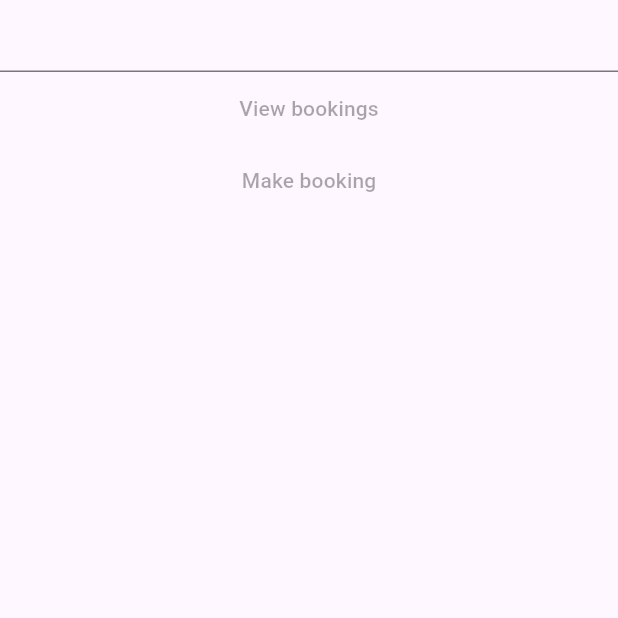
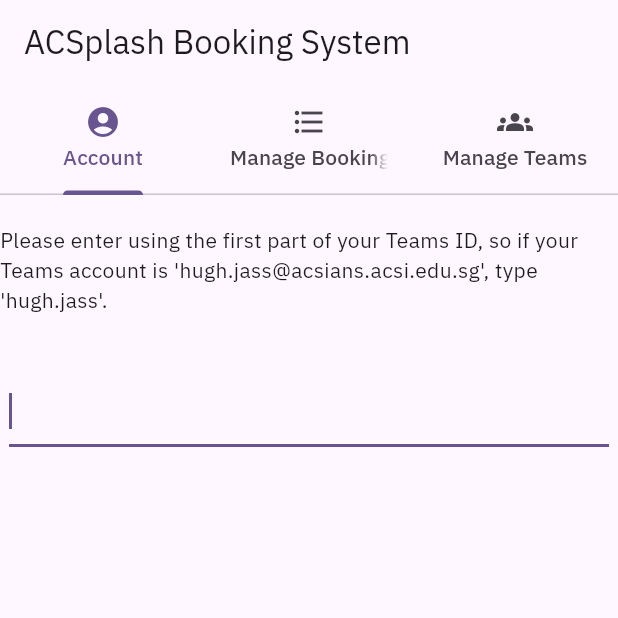
Before and after one commit to ObsidianXVI/Splash-Booking-System, a Flutter app: the screen it shows after launch, on a phone screen of 412 x 824 dp, the top half of it. Run offline on Flutter 3.47's test engine with Material 3 defaults, Android fonts, the light colour scheme and no system bars; our stand-ins replace cloud_firestore, firebase_core; accounts and stored records are empty.

Commit message:
fixed bug with booking details

```diff
--- a/lib/main.dart
+++ b/lib/main.dart
@@ -5,8 +5,9 @@
 import 'package:firebase_core/firebase_core.dart';
 import 'package:splash_booking/firebase_configs.dart';
 
-part './bookings.dart';
 part './make_booking.dart';
+part './manage_team.dart';
+part './db.dart';
 
 final db = FirebaseFirestore.instance
   ..useFirestoreEmulator(
@@ -14,6 +15,12 @@
     8080,
   );
 
+/**
+ * TODO:
+ * - Booking.delete feature for bookings
+ * - sign up in teams feature
+ * - UI
+ */
 late String userId;
 
 void main() async {
@@ -32,6 +39,7 @@
       theme: ThemeData(
         colorScheme: ColorScheme.fromSeed(seedColor: Colors.deepPurple),
         useMaterial3: true,
+        fontFamily: 'IBMPlexSans',
       ),
       home: const LoginPage(),
     );
@@ -46,39 +54,64 @@
 }
 
 class LoginPageState extends State<LoginPage> {
+  final TextEditingController controller = TextEditingController();
+  bool showBottomHint = false;
+
   bool enabled = false;
   @override
   Widget build(BuildContext context) {
-    return Material(
-      child: Column(
+    return DefaultTabController(
+      length: 3,
+      child: Scaffold(
+        appBar: AppBar(
+          title: const Text("ACSplash Booking System"),
+          bottom: const TabBar(tabs: [
+            Tab(
+              text: 'Account',
+              icon: Icon(Icons.account_circle),
+            ),
+            Tab(
+              text: 'Manage Bookings',
+              icon: Icon(Icons.format_list_bulleted),
+            ),
+            Tab(
+              text: 'Manage Teams',
+              icon: Icon(Icons.groups),
+            ),
+          ]),
+        ),
+        body: TabBarView(
           children: [
-          TextField(
+            Column(
+              children: [
+                const SizedBox(height: 20),
+                const Text(
+                    "Please enter using the first part of your Teams ID, so if your Teams account is 'hugh.jass@acsians.acsi.edu.sg', type 'hugh.jass'."),
+                const SizedBox(height: 40),
+                SizedBox(
+                  width: 400,
+                  child: TextField(
+                    autofocus: true,
+                    controller: controller,
                     onSubmitted: (String teamsId) {
                       setState(() {
                         enabled = true;
                         userId = teamsId.trim().toLowerCase();
+                        showBottomHint = true;
                       });
                     },
                   ),
-          TextButton(
-            onPressed: enabled
-                ? () {
-                    Navigator.of(context).push(MaterialPageRoute(
-                        builder: (_) => const ViewBookings()));
-                  }
-                : null,
-            child: const Text("View bookings"),
                 ),
-          TextButton(
-            onPressed: enabled
-                ? () {
-                    Navigator.of(context)
-                        .push(MaterialPageRoute(builder: (_) => MakeBooking()));
-                  }
-                : null,
-            child: const Text("Make booking"),
+                const SizedBox(height: 30),
+                if (showBottomHint)
+                  const Text(
+                      "Now use the tabs above to create/view/edit bookings, and to choose team members to register with."),
+              ],
             ),
+            const MakeBooking(),
+            const ManageTeam(),
           ],
+        ),
       ),
     );
   }
```
Also changed, not shown: lib/bookings.dart (deleted, +0 -75 lines), lib/db.dart (added, +19 -0 lines), lib/make_booking.dart (+75 -51 lines), lib/manage_team.dart (added, +90 -0 lines), 7 other files. Lines whose indentation alone changed are shown as unchanged.
